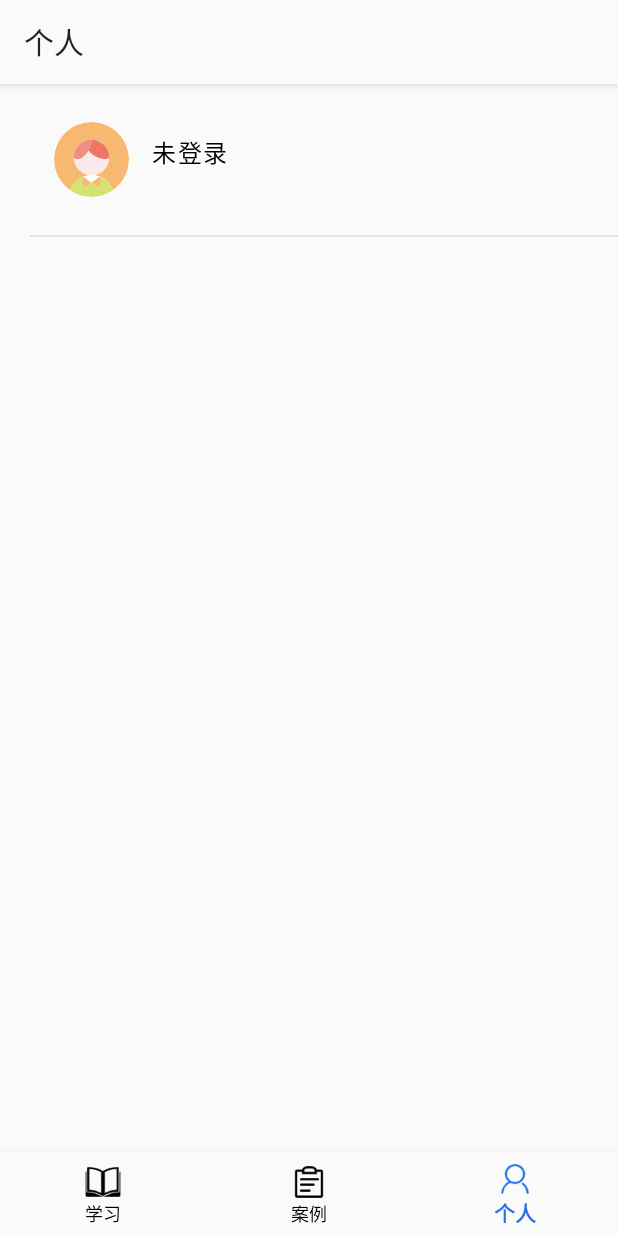
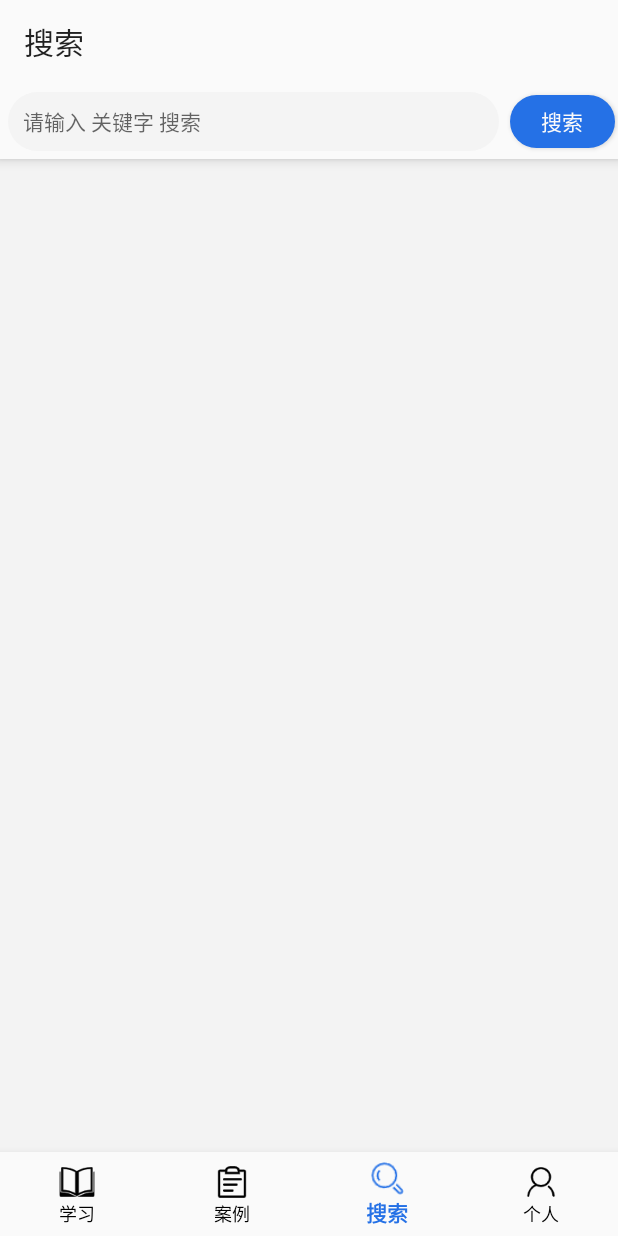
Before and after one commit to Junnsary/Fzpandroid, an Android app: the screen it shows after launch (HomeActivity), item 3 of the bottom bar chosen, on a phone screen of 412 x 824 dp. Run offline under Robolectric (Android 15) with nearby library versions, the phone set to English and light mode, and no system bars; our stand-ins replace Room's generated code; pictures from the network do not load.

Commit message:
添加了搜索功能

```diff
--- a/app/src/main/AndroidManifest.xml
+++ b/app/src/main/AndroidManifest.xml
@@ -15,6 +15,9 @@
         android:supportsRtl="true"
         android:theme="@style/Theme.Fzp"
         tools:targetApi="33">
+        <activity
+            android:name=".ui.search.SearchFragment"
+            android:exported="false" />
         <activity
             android:name=".ui.personal.PersonalActivity"
             android:exported="false" />
@@ -49,7 +52,7 @@
             android:exported="false" />
         <activity
             android:name=".ui.home.HomeActivity"
-            android:exported="true"></activity>
+            android:exported="true" />
     </application>
 
 </manifest>
--- a/app/src/main/java/com/xhr/fzp/logic/network/FzpNetwork.kt
+++ b/app/src/main/java/com/xhr/fzp/logic/network/FzpNetwork.kt
@@ -1,5 +1,6 @@
 package com.xhr.fzp.logic.network
 
+import com.google.android.exoplayer2.drm.KeysExpiredException
 import com.xhr.fzp.logic.model.User
 import com.xhr.fzp.ui.detail.DetailViewModel
 import retrofit2.Call
@@ -72,6 +73,7 @@ object FzpNetwork {
 
     suspend fun getFavoritesList(userId: String) = favoritesService.getFavoritesList(userId).await()
 
+    suspend fun getSearchList(keywords: String) = sourceService.getSearchList(keywords).await()
 
     private suspend fun <T> Call<T>.await() = suspendCoroutine { continuation ->
         enqueue(object : Callback<T> {
--- a/app/src/main/java/com/xhr/fzp/logic/network/SourceService.kt
+++ b/app/src/main/java/com/xhr/fzp/logic/network/SourceService.kt
@@ -13,5 +13,7 @@ interface SourceService {
 
     @GET("api/sources/recommendation")
     fun getRecommList(@Query("num") type: Int) : Call<FzpResponse<List<Source>>>
+    @GET("api/sources/search")
+    fun getSearchList(@Query("keywords") keywords: String) : Call<FzpResponse<List<Source>>>
 
 }
--- a/app/src/main/java/com/xhr/fzp/ui/home/HomeActivity.kt
+++ b/app/src/main/java/com/xhr/fzp/ui/home/HomeActivity.kt
@@ -1,5 +1,7 @@
 package com.xhr.fzp.ui.home
 
+import android.view.ViewTreeObserver
+import android.widget.LinearLayout
 import androidx.fragment.app.Fragment
 import androidx.viewpager2.adapter.FragmentStateAdapter
 import com.xhr.fzp.R
@@ -8,10 +10,11 @@ import com.xhr.fzp.databinding.ActivityHomeBinding
 import com.xhr.fzp.ui.case.CaseFragment
 import com.xhr.fzp.ui.knowledge.KnowledgeFragment
 import com.xhr.fzp.ui.mime.MimeFragment
+import com.xhr.fzp.ui.search.SearchFragment
 
 class HomeActivity : BaseActivity<ActivityHomeBinding>() {
 
-    val fragments = arrayOf(KnowledgeFragment(), CaseFragment(), MimeFragment())
+    val fragments = arrayOf(KnowledgeFragment(), CaseFragment(),SearchFragment(), MimeFragment())
     override fun initView() {
         binding.vpHome.adapter = object : FragmentStateAdapter(this) {
             override fun getItemCount(): Int {
@@ -37,13 +40,44 @@ class HomeActivity : BaseActivity<ActivityHomeBinding>() {
                     binding.tbHome.title = getString(R.string.activity_main_case_str)
                     binding.tbHome.elevation = 0f
                 }
+                R.id.menu_item_search -> {
+                    binding.vpHome.setCurrentItem(2, false)
+                    binding.tbHome.title = getString(R.string.activity_main_search_str)
+                    binding.tbHome.elevation = 0f
+                }
                 R.id.menu_item_mime -> {
-                    binding.vpHome.setCurrentItem(2, false)
+                    binding.vpHome.setCurrentItem(3, false)
                     binding.tbHome.title = getString(R.string.activity_main_mine_str)
                     binding.tbHome.elevation = 5f
                 }
+
             }
             true
         }
+
+        val viewTreeObserver = binding.vpHome.viewTreeObserver
+        viewTreeObserver.addOnGlobalLayoutListener(object : ViewTreeObserver.OnGlobalLayoutListener{
+            override fun onGlobalLayout() {
+                binding.vpHome.viewTreeObserver.removeOnGlobalLayoutListener(this)
+                /**
+                 * int pagerHeight = mViewPager.getHeight();
+                LinearLayout.LayoutParams linearParams = (LinearLayout.LayoutParams) mViewPager.getLayoutParams(); // 取控件mGrid当前的布局参数
+                linearParams.height = pagerHeight;// 当控件的高强制设成测量好的高
+                linearParams.weight = 0;//
+                mViewPager.setLayoutParams(linearParams); // 使设置好的布局参数应用到控件
+                 */
+                val pagerHeight: Int = binding.vpHome.height
+                val linearParams = binding.vpHome.layoutParams as LinearLayout.LayoutParams // 取控件mGrid当前的布局参数
+
+                linearParams.height = pagerHeight // 当控件的高强制设成测量好的高
+
+                linearParams.weight = 0f //
+
+                binding.vpHome.layoutParams = linearParams // 使设置好的布局参数应用到控件
+
+            }
+
+        })
+
     }
 }
--- a/app/src/main/java/com/xhr/fzp/ui/source/SourceFragment.kt
+++ b/app/src/main/java/com/xhr/fzp/ui/source/SourceFragment.kt
@@ -18,7 +18,7 @@ class SourceFragment(private val tags: List<Tag>) : BaseFragment<FragmentSourceB
 
         viewModel.sourceListLD.observe(this) {
             val sources = it.getOrNull()
-            if (sources != null && sources.isNotEmpty()) {
+            if (!sources.isNullOrEmpty()) {
                 updateAdapter(sources)
             }
             stopRefresh()
--- a/app/src/main/java/com/xhr/fzp/功能.txt
+++ b/app/src/main/java/com/xhr/fzp/功能.txt
@@ -1,3 +1,9 @@
 1. android 的搜索功能、个人功能Activity（包含退出)
 2. 管理员可以发布案例的视频
+    1. 初始界面显示 输入栏和搜素按钮，下面是空白的
+    2. 点击搜索栏，输入内容，点击搜索按钮
+    3. 发送请求，获取数据
+    4. 主要匹配文章和视频的标题
+    5. 显示文章和视频
+    6. 保持搜索列表不变，除非点击按钮了，重新获取请求，改变搜索列表
 3. 修改 视频界面的时间格式
--- a/app/src/main/res/layout/activity_home.xml
+++ b/app/src/main/res/layout/activity_home.xml
@@ -24,6 +24,7 @@
         app:itemTextColor="@drawable/selector_home_bnv"
         app:itemIconTint="@drawable/selector_home_bnv"
         android:background="@color/theme_white_fa"
+        app:labelVisibilityMode="labeled"
         android:layout_height="wrap_content"/>
 
 </LinearLayout>
--- /dev/null
+++ b/app/src/main/res/layout/fragment_search.xml
@@ -0,0 +1,60 @@
+<?xml version="1.0" encoding="utf-8"?>
+<LinearLayout xmlns:android="http://schemas.android.com/apk/res/android"
+    xmlns:tools="http://schemas.android.com/tools"
+    android:layout_width="match_parent"
+    android:layout_height="match_parent"
+    android:orientation="vertical">
+
+    <LinearLayout
+        android:id="@+id/ll_focus"
+        android:layout_width="match_parent"
+        android:layout_height="50dp"
+        android:elevation="5dp"
+        android:background="@color/theme_white_fa"
+        android:orientation="horizontal">
+
+
+        <EditText
+            android:id="@+id/et_search_keywords"
+            android:layout_width="0dp"
+            android:layout_height="match_parent"
+            android:layout_marginLeft="5dp"
+            android:layout_marginTop="5dp"
+            android:layout_marginRight="5dp"
+            android:layout_marginBottom="5dp"
+            android:layout_weight="1"
+            android:background="@drawable/send_comment_edit_shape"
+            android:hint="请输入 关键字 搜索"
+            android:paddingLeft="10dp"
+            android:textSize="14sp" />
+
+        <Button
+            android:id="@+id/btn_search_send"
+            android:layout_width="70dp"
+            android:layout_height="35dp"
+            android:layout_gravity="center"
+            android:background="@drawable/comment_send_btn_shape"
+            android:text="搜索"
+            android:textColor="@color/theme_white_fa"
+            android:layout_marginLeft="2dp"
+            android:layout_marginRight="2dp"/>
+
+    </LinearLayout>
+
+    <androidx.recyclerview.widget.RecyclerView
+        android:id="@+id/rv_search_list"
+        android:layout_width="match_parent"
+        android:layout_height="match_parent"/>
+
+    <TextView
+        android:id="@+id/tv_null_result"
+        android:layout_width="match_parent"
+        android:layout_height="match_parent"
+        android:textSize="20sp"
+        android:gravity="center"
+        android:visibility="gone"
+        android:text="无相关内容"/>
+
+
+
+</LinearLayout>
--- a/app/src/main/res/menu/activity_main_bnv.xml
+++ b/app/src/main/res/menu/activity_main_bnv.xml
@@ -9,6 +9,10 @@
         android:icon="@mipmap/case1"
         android:title="@string/activity_main_case_str" />
     <item
+        android:id="@+id/menu_item_search"
+        android:icon="@mipmap/search"
+        android:title="@string/activity_main_search_str" />
+    <item
         android:id="@+id/menu_item_mime"
         android:icon="@mipmap/mime"
         android:title="@string/activity_main_mine_str" />
--- a/app/src/main/res/values/strings.xml
+++ b/app/src/main/res/values/strings.xml
@@ -19,4 +19,5 @@
     <string name="article_knowledge_str">文章学习</string>
     <string name="video_knowledge_str">视频学习</string>
     <string name="comment_edit_hit_text">发表您的评论</string>
+    <string name="activity_main_search_str">搜索</string>
 </resources>
```
Also changed, not shown: app/src/main/java/com/xhr/fzp/logic/Repository.kt (+10 -0 lines), app/src/main/java/com/xhr/fzp/ui/search/SearchFragment.kt (added, +46 -0 lines), app/src/main/java/com/xhr/fzp/ui/search/SearchViewModel.kt (added, +21 -0 lines), app/src/main/res/mipmap-hdpi/search.png (added).
